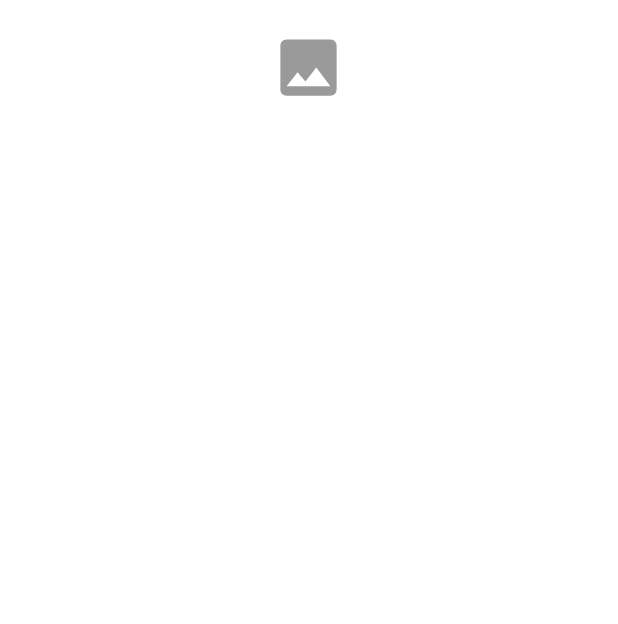
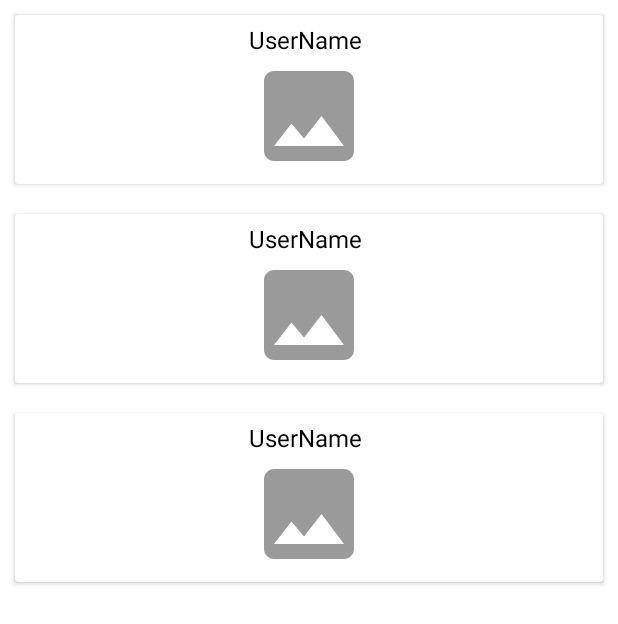
Before and after one commit to rehmanjameel/Registration-Rest-Api-HttpUrlConnection-and-RequestsJ-Kotlin, an Android app: the layout activity_home_screen.xml on its own in the app's theme, with its tools: preview values and no code run, on a phone screen of 412 x 824 dp. Shown: the top 624 px of the screen. Run offline under Robolectric (Android 15) with nearby library versions, the phone set to English and light mode, and no system bars; network calls fail.

Commit message:
Getting_images_from_server

```diff
--- a/app/build.gradle
+++ b/app/build.gradle
@@ -45,6 +45,7 @@ dependencies {
 
     implementation 'com.github.bumptech.glide:glide:4.12.0'
     kapt 'com.github.bumptech.glide:compiler:4.4.0'
+    annotationProcessor 'com.github.bumptech.glide:compiler:4.12.0'
 
     // Gson to convert raw JSON to pretty JSON
     implementation 'com.google.code.gson:gson:2.8.6'
--- a/app/src/main/java/com/example/restapiregistration/MainActivity.kt
+++ b/app/src/main/java/com/example/restapiregistration/MainActivity.kt
@@ -49,7 +49,7 @@ import java.io.DataOutputStream
 
 class MainActivity : AppCompatActivity() {
 
-    private val URL_BASE = "http://192.168.100.36:8000/api/register/"
+    private val URL_BASE = "http://192.168.100.242:8000/api/register/"
     private val request = HttpRequest()
 
     lateinit var userName: EditText
@@ -66,6 +66,8 @@ class MainActivity : AppCompatActivity() {
     override fun onCreate(savedInstanceState: Bundle?) {
         super.onCreate(savedInstanceState)
         setContentView(R.layout.activity_main)
+
+        title = "Register"
 
         userName = findViewById(R.id.userNameEditText)
         firstName = findViewById(R.id.firstNameEditText)
--- a/app/src/main/res/layout/activity_home_screen.xml
+++ b/app/src/main/res/layout/activity_home_screen.xml
@@ -1,27 +1,16 @@
 <?xml version="1.0" encoding="utf-8"?>
-<RelativeLayout xmlns:android="http://schemas.android.com/apk/res/android"
+<LinearLayout xmlns:android="http://schemas.android.com/apk/res/android"
     xmlns:app="http://schemas.android.com/apk/res-auto"
     xmlns:tools="http://schemas.android.com/tools"
     android:layout_width="match_parent"
     android:layout_height="match_parent"
+    android:orientation="vertical"
     tools:context=".HomeScreen">
 
-    <ScrollView
+    <androidx.recyclerview.widget.RecyclerView
+        android:id="@+id/imagesRecylerView"
         android:layout_width="match_parent"
-        android:layout_height="match_parent">
+        android:layout_height="wrap_content"
+        tools:listitem="@layout/card_view_design"/>
 
-        <LinearLayout
-            android:layout_width="wrap_content"
-            android:layout_height="wrap_content"
-            android:layout_gravity="center_horizontal"
-            android:layout_margin="20dp">
-
-            <ImageView
-                android:id="@+id/homeImageView"
-                android:layout_width="50dp"
-                android:layout_height="50dp"
-                android:src="@drawable/ic_baseline_image_24"/>
-        </LinearLayout>
-    </ScrollView>
-
-</RelativeLayout>
+</LinearLayout>
--- a/app/src/main/res/layout/activity_profile.xml
+++ b/app/src/main/res/layout/activity_profile.xml
@@ -185,7 +185,7 @@
             android:textSize="18sp"/>
     </LinearLayout>
 
-    <Button
+    <!--<Button
         android:id="@+id/editButtonId"
         android:layout_width="wrap_content"
         android:layout_height="wrap_content"
@@ -193,6 +193,6 @@
         android:layout_gravity="center"
         android:layout_marginTop="40dp"
         android:layout_marginBottom="20dp"
-        android:padding="10dp"/>
+        android:padding="10dp"/>-->
 
 </LinearLayout>
--- /dev/null
+++ b/app/src/main/res/layout/card_view_design.xml
@@ -0,0 +1,30 @@
+<?xml version="1.0" encoding="utf-8"?>
+<androidx.cardview.widget.CardView xmlns:android="http://schemas.android.com/apk/res/android"
+    android:layout_width="match_parent"
+    android:layout_height="wrap_content"
+    android:layout_margin="10dp"
+    android:layout_gravity="center_horizontal">
+
+    <LinearLayout
+        android:layout_width="wrap_content"
+        android:layout_height="wrap_content"
+        android:orientation="vertical"
+        android:padding="5dp"
+        android:layout_gravity="center_horizontal">
+
+        <TextView
+            android:id="@+id/userNameImageTextView"
+            android:layout_width="wrap_content"
+            android:layout_height="wrap_content"
+            android:layout_gravity="left"
+            android:text="UserName"
+            android:textColor="@color/black"
+            android:textSize="16dp"/>
+
+        <ImageView
+            android:id="@+id/homeImageView"
+            android:layout_width="80dp"
+            android:layout_height="80dp"
+            android:src="@drawable/ic_baseline_image_24"/>
+    </LinearLayout>
+</androidx.cardview.widget.CardView>
```
Also changed, not shown: app/src/main/java/com/example/restapiregistration/HomeScreen.kt (+71 -15 lines), app/src/main/java/com/example/restapiregistration/ImagesActivity.kt (+7 -5 lines), app/src/main/java/com/example/restapiregistration/LoginActivity.kt (+16 -1 lines), app/src/main/java/com/example/restapiregistration/ProfileActivity.kt (+53 -6 lines), app/src/main/java/com/example/restapiregistration/UpdateActivity.kt (+19 -1 lines), app/src/main/java/com/example/restapiregistration/adapter/ImagesAdapter.kt (added, +45 -0 lines), app/src/main/java/com/example/restapiregistration/model/User.kt (+5 -9 lines), app/src/main/res/menu/menu.xml (added, +17 -0 lines), app/src/main/res/menu/profile_menu.xml (added, +8 -0 lines).
